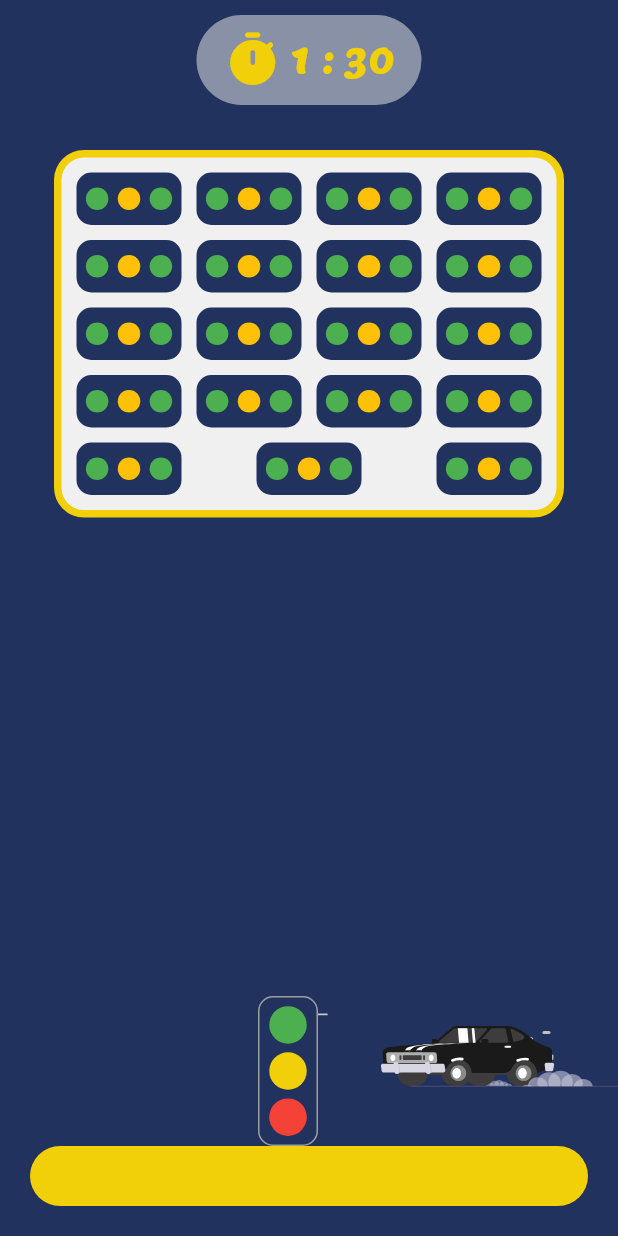
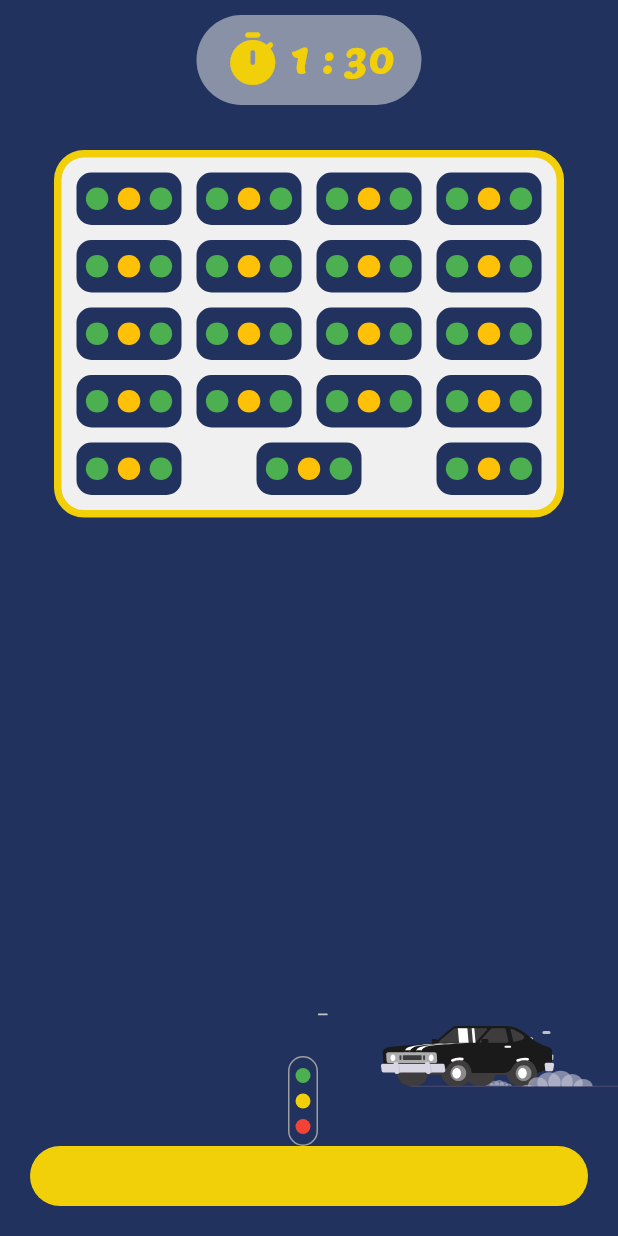
Before and after one commit to Ripat-2345/traffic_light_puzzle, a Flutter app: the screen it shows after launch, after a tap on "Start", on a phone screen of 412 x 824 dp. Run offline on Flutter 3.47's test engine with Material 2 defaults, Android fonts, the phone set to English and light mode, and no system bars; drawn by our look-alikes of flutter_countdown_timer; our stand-ins replace carousel_slider, cloud_firestore, firebase_core, get, lottie; missing offline and left inert: dart:html; accounts and stored records are empty.

Commit message:
update light

```diff
--- a/lib/screens/game_screen.dart
+++ b/lib/screens/game_screen.dart
@@ -256,8 +256,16 @@ class _GameScreenState extends State<GameScreen> {
                                 Obx(() => (gameController.carMove.value)
                                     ? const SizedBox()
                                     : Container(
-                                        width: 40,
-                                        height: 100,
+                                        width:
+                                            (MediaQuery.of(context).size.width <
+                                                    800)
+                                                ? 20
+                                                : 40,
+                                        height:
+                                            (MediaQuery.of(context).size.width <
+                                                    800)
+                                                ? 60
+                                                : 100,
                                         decoration: BoxDecoration(
                                           borderRadius:
                                               BorderRadius.circular(10),
@@ -270,8 +278,18 @@ class _GameScreenState extends State<GameScreen> {
                                               MainAxisAlignment.spaceEvenly,
                                           children: [
                                             Container(
-                                              width: 25,
-                                              height: 25,
+                                              width: (MediaQuery.of(context)
+                                                          .size
+                                                          .width <
+                                                      800)
+                                                  ? 10
+                                                  : 25,
+                                              height: (MediaQuery.of(context)
+                                                          .size
+                                                          .width <
+                                                      800)
+                                                  ? 10
+                                                  : 25,
                                               decoration: BoxDecoration(
                                                 borderRadius:
                                                     BorderRadius.circular(100),
@@ -279,8 +297,18 @@ class _GameScreenState extends State<GameScreen> {
                                               ),
                                             ),
                                             Container(
-                                              width: 25,
-                                              height: 25,
+                                              width: (MediaQuery.of(context)
+                                                          .size
+                                                          .width <
+                                                      800)
+                                                  ? 10
+                                                  : 25,
+                                              height: (MediaQuery.of(context)
+                                                          .size
+                                                          .width <
+                                                      800)
+                                                  ? 10
+                                                  : 25,
                                               decoration: BoxDecoration(
                                                 borderRadius:
                                                     BorderRadius.circular(100),
@@ -288,8 +316,18 @@ class _GameScreenState extends State<GameScreen> {
                                               ),
                                             ),
                                             Container(
-                                              width: 25,
-                                              height: 25,
+                                              width: (MediaQuery.of(context)
+                                                          .size
+                                                          .width <
+                                                      800)
+                                                  ? 10
+                                                  : 25,
+                                              height: (MediaQuery.of(context)
+                                                          .size
+                                                          .width <
+                                                      800)
+                                                  ? 10
+                                                  : 25,
                                               decoration: BoxDecoration(
                                                 borderRadius:
                                                     BorderRadius.circular(100),
```
